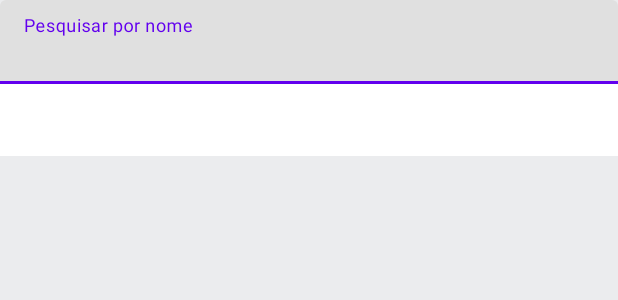
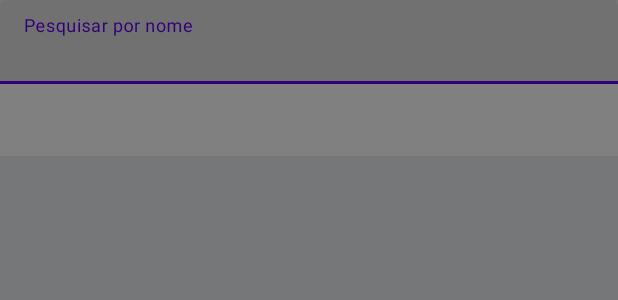
Before and after one commit to btg-mobile/android-challenge-BTG, an Android app: the layout fragment_search.xml on its own in the app's theme, with its tools: preview values and no code run, on a phone screen of 412 x 824 dp. Shown: the top 300 px of the screen. Run offline under Robolectric (Android 15) with nearby library versions, the phone set to English and light mode, and no system bars.

Commit message:
movendo o refresh para tela holder do viewpager

```diff
--- a/view/src/main/res/layout/fragment_search.xml
+++ b/view/src/main/res/layout/fragment_search.xml
@@ -2,6 +2,7 @@
 <androidx.constraintlayout.widget.ConstraintLayout xmlns:android="http://schemas.android.com/apk/res/android"
     android:layout_width="match_parent"
     android:layout_height="match_parent"
+    xmlns:tools="http://schemas.android.com/tools"
     android:background="@color/search_background"
     xmlns:app="http://schemas.android.com/apk/res-auto">
 
@@ -21,11 +22,21 @@
             android:imeOptions="actionDone"/>
     </com.google.android.material.textfield.TextInputLayout>
 
+    <androidx.swiperefreshlayout.widget.SwipeRefreshLayout
+        android:id="@+id/swipe_refresh"
+        android:layout_width="match_parent"
+        android:layout_height="0dp"
+        app:layout_constraintTop_toBottomOf="@id/container_input_search"
+        app:layout_constraintBottom_toBottomOf="parent">
+
+        <androidx.constraintlayout.widget.ConstraintLayout
+            android:layout_width="match_parent"
+            android:layout_height="match_parent">
             <com.google.android.material.tabs.TabLayout
                 android:id="@+id/tabs"
                 android:layout_width="match_parent"
                 android:layout_height="wrap_content"
-        app:layout_constraintTop_toBottomOf="@id/container_input_search"/>
+                app:layout_constraintTop_toTopOf="parent"/>
 
             <androidx.viewpager2.widget.ViewPager2
                 android:id="@+id/pager"
@@ -33,5 +44,16 @@
                 android:layout_height="0dp"
                 app:layout_constraintTop_toBottomOf="@id/tabs"
                 app:layout_constraintBottom_toBottomOf="parent" />
+        </androidx.constraintlayout.widget.ConstraintLayout>
+
+    </androidx.swiperefreshlayout.widget.SwipeRefreshLayout>
+
+    <androidx.constraintlayout.widget.ConstraintLayout
+        android:id="@+id/block_loading"
+        android:layout_width="match_parent"
+        android:layout_height="match_parent"
+        android:visibility="gone"
+        android:background="@color/black_alpha50"
+        tools:visibility="visible"/>
 
 </androidx.constraintlayout.widget.ConstraintLayout>
--- a/view/src/main/res/values/colors.xml
+++ b/view/src/main/res/values/colors.xml
@@ -1,4 +1,7 @@
 <?xml version="1.0" encoding="utf-8"?>
 <resources>
     <color name="search_background">#EBECEE</color>
+
+    <!-- Alpha Colors 50% Opacity-->
+    <color name="black_alpha50">#7F000000</color>
 </resources>
```
Also changed, not shown: view/src/main/java/com/rafaelpereiraramos/challengebtg/view/search/FavouritesFragment.kt (+1 -7 lines), view/src/main/java/com/rafaelpereiraramos/challengebtg/view/search/SearchFragment.kt (+30 -0 lines), view/src/main/java/com/rafaelpereiraramos/challengebtg/view/search/SearchResultFragment.kt (+0 -7 lines), view/src/main/java/com/rafaelpereiraramos/challengebtg/view/search/SearchViewModel.kt (+11 -0 lines), view/src/main/res/layout/fragment_favourites.xml (+4 -12 lines), view/src/main/res/layout/search_result_fragment.xml (+0 -7 lines). Lines whose indentation alone changed are shown as unchanged.
